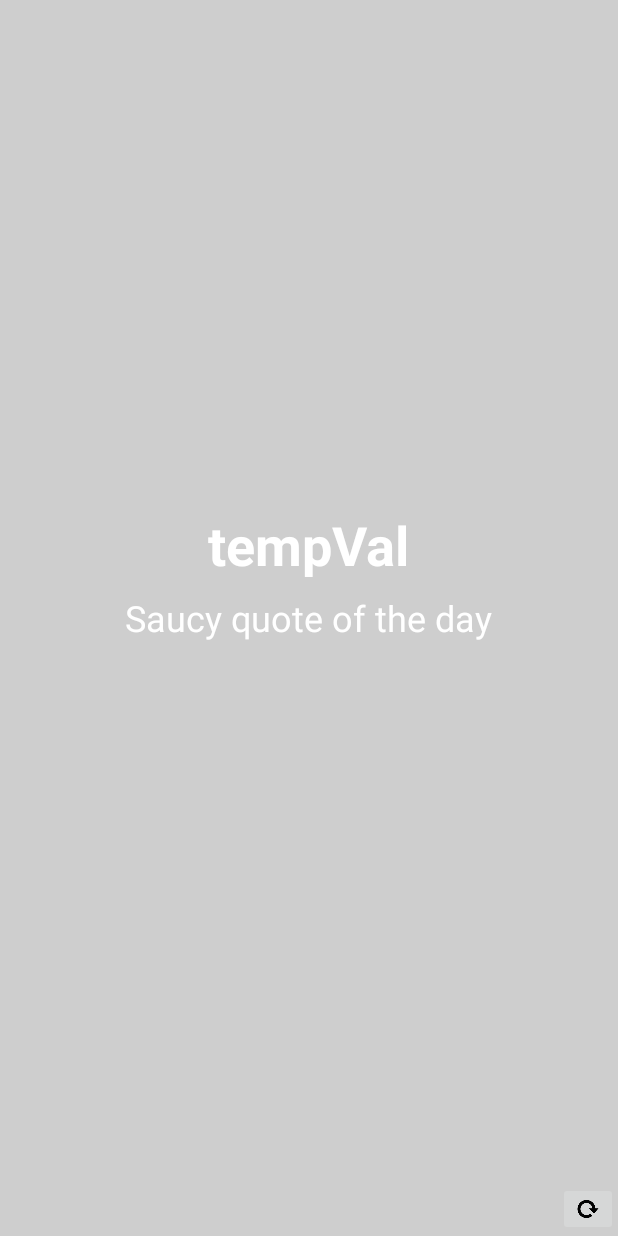
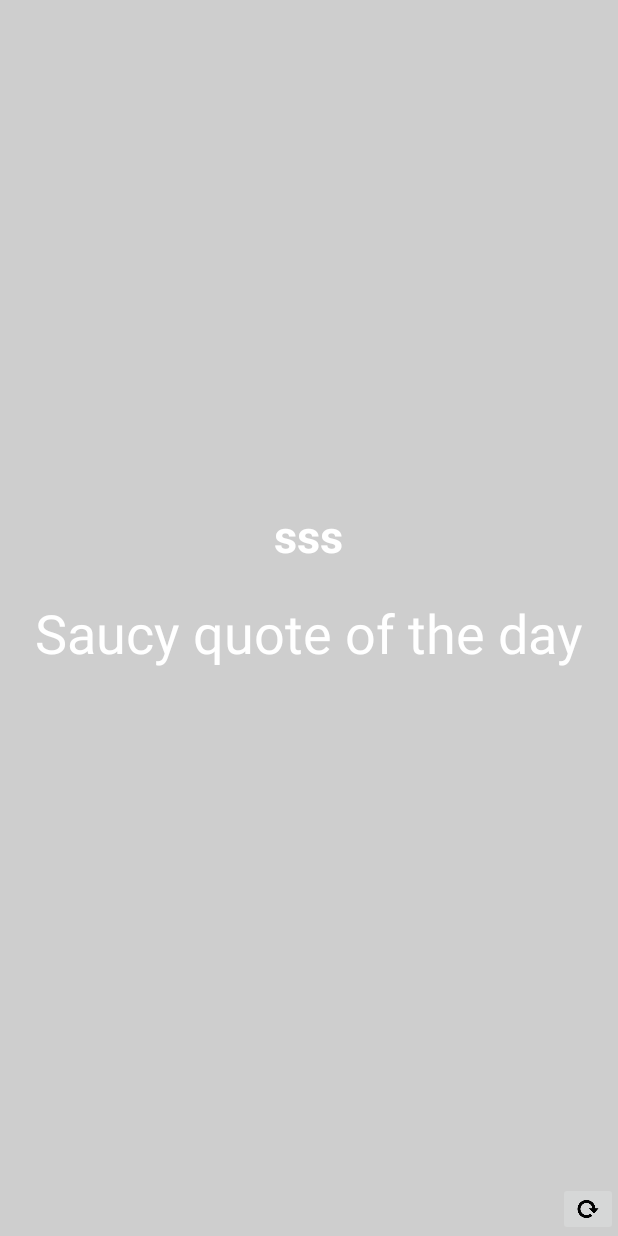
Before and after one commit to azaidi4/BrutalWeather, an Android app: the layout weather_widget_provider.xml on its own in the app's theme, with its tools: preview values and no code run, on a phone screen of 412 x 824 dp. Run offline under Robolectric (Android 15) with nearby library versions, the phone set to English and light mode, and no system bars.

Commit message:
Adjusted properties

```diff
--- a/app/src/main/java/com/azcorp/brutalweather/WeatherWidgetProvider.java
+++ b/app/src/main/java/com/azcorp/brutalweather/WeatherWidgetProvider.java
@@ -84,10 +84,10 @@ public class WeatherWidgetProvider extends AppWidgetProvider {
         //Intent for launching Application
         Intent mainAppIntent = new Intent(context, MainActivity.class);
         PendingIntent mainPendingIntent = PendingIntent.getActivity(context, 0, mainAppIntent, PendingIntent.FLAG_CANCEL_CURRENT);
-        views.setOnClickPendingIntent(R.id.appwidget_temp, mainPendingIntent);
+        views.setOnClickPendingIntent(R.id.appwidget_temperature, mainPendingIntent);
 
         views.setTextViewText(R.id.appwidget_text, phrase);
-        views.setTextViewText(R.id.appwidget_temp, temperature);
+        views.setTextViewText(R.id.appwidget_temperature, temperature);
         views.setInt(R.id.appwidget_layout, "setBackgroundColor",  color);
 
         return views;
--- a/app/src/main/res/layout/activity_main.xml
+++ b/app/src/main/res/layout/activity_main.xml
@@ -20,7 +20,6 @@
         android:layout_gravity="center_horizontal"
         android:drawablePadding="10dp"
         android:padding="36dp"
-        android:text="temp"
         android:textSize="48sp"
         android:textStyle="bold" />
 
@@ -29,7 +28,6 @@
         android:layout_width="wrap_content"
         android:layout_height="wrap_content"
         android:padding="16dp"
-        android:text="main"
         android:textSize="16sp" />
 
     <TextView
@@ -37,7 +35,6 @@
         android:layout_width="wrap_content"
         android:layout_height="wrap_content"
         android:padding="16dp"
-        android:text="desc"
         android:textSize="16sp" />
 
     <TextView
@@ -45,7 +42,6 @@
         android:layout_width="wrap_content"
         android:layout_height="wrap_content"
         android:padding="16dp"
-        android:text="country"
         android:textSize="16sp" />
 
     <TextView
@@ -53,7 +49,6 @@
         android:layout_width="wrap_content"
         android:layout_height="wrap_content"
         android:padding="16dp"
-        android:text="quote here"
         android:textColor="@color/colorRed"
         android:textSize="24sp" />
 
--- a/app/src/main/res/layout/weather_widget_provider.xml
+++ b/app/src/main/res/layout/weather_widget_provider.xml
@@ -10,21 +10,21 @@
         android:layout_width="wrap_content"
         android:layout_height="wrap_content"
         android:layout_centerHorizontal="true"
-        android:layout_centerVertical="true"
-        android:layout_margin="8dp"
+        android:layout_centerInParent="true"
+        android:paddingTop="20dp"
         android:text="@string/appwidget_text"
         android:textColor="#ffffff"
-        android:textSize="24sp" />
+        android:textSize="36sp" />
 
     <TextView
-        android:id="@+id/appwidget_temp"
+        android:id="@+id/appwidget_temperature"
         android:layout_width="wrap_content"
         android:layout_height="wrap_content"
-        android:layout_above="@+id/appwidget_text"
+        android:layout_above="@id/appwidget_text"
         android:layout_centerHorizontal="true"
-        android:text="tempVal"
+        android:text="sss"
         android:textColor="#ffffff"
-        android:textSize="36sp"
+        android:textSize="30sp"
         android:textStyle="bold" />
 
     <ImageButton
@@ -34,6 +34,7 @@
         android:layout_alignParentBottom="true"
         android:layout_alignParentRight="true"
         android:adjustViewBounds="true"
+        android:contentDescription="@string/appwideget_refresh_desc"
         android:maxHeight="40dp"
         android:maxWidth="40dp"
         android:scaleType="fitCenter"
--- a/app/src/main/res/values/strings.xml
+++ b/app/src/main/res/values/strings.xml
@@ -14,9 +14,11 @@
         <item>You\'re gonna be LITTY</item>
         <item></item>
     </string-array>
+
     <string name="appwidget_text">Saucy quote of the day</string>
     <string name="menu_settings">Settings</string>
     <string name="title_activity_settings">Settings</string>
+    <string name="appwideget_refresh_desc">Refresh Button</string>
 
     <!-- Strings related to Settings -->
     <string name="pref_header_widget">Widget Configuration</string>
--- a/app/src/main/res/xml/weather_widget_provider_info.xml
+++ b/app/src/main/res/xml/weather_widget_provider_info.xml
@@ -2,7 +2,7 @@
 <appwidget-provider xmlns:android="http://schemas.android.com/apk/res/android"
     android:initialKeyguardLayout="@layout/weather_widget_provider"
     android:initialLayout="@layout/weather_widget_provider"
-    android:minHeight="80dp"
+    android:minHeight="140dp"
     android:minWidth="180dp"
     android:previewImage="@drawable/example_appwidget_preview"
     android:resizeMode="horizontal|vertical"
```
